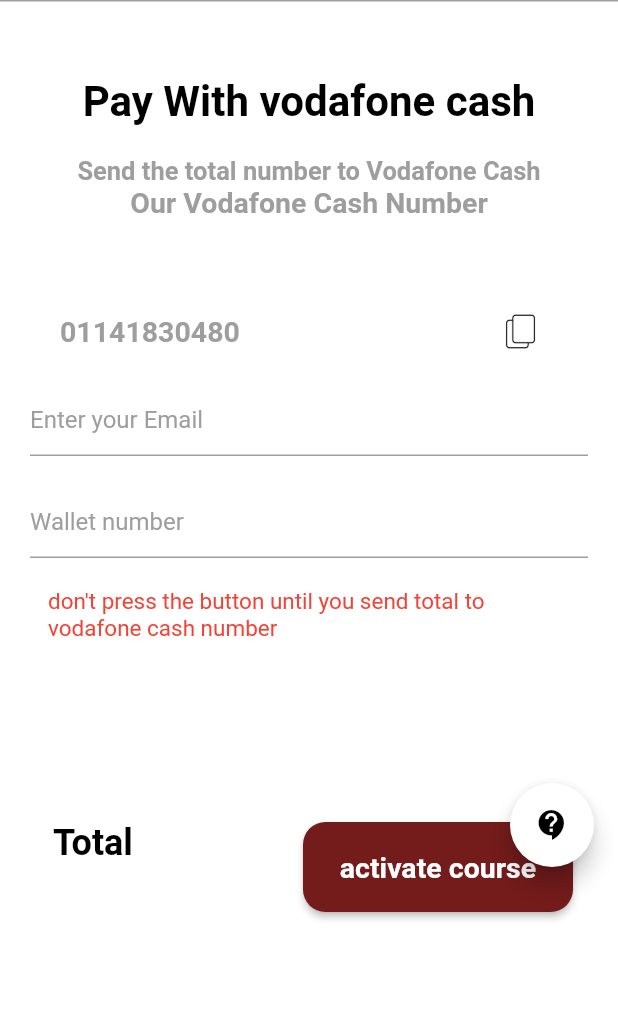
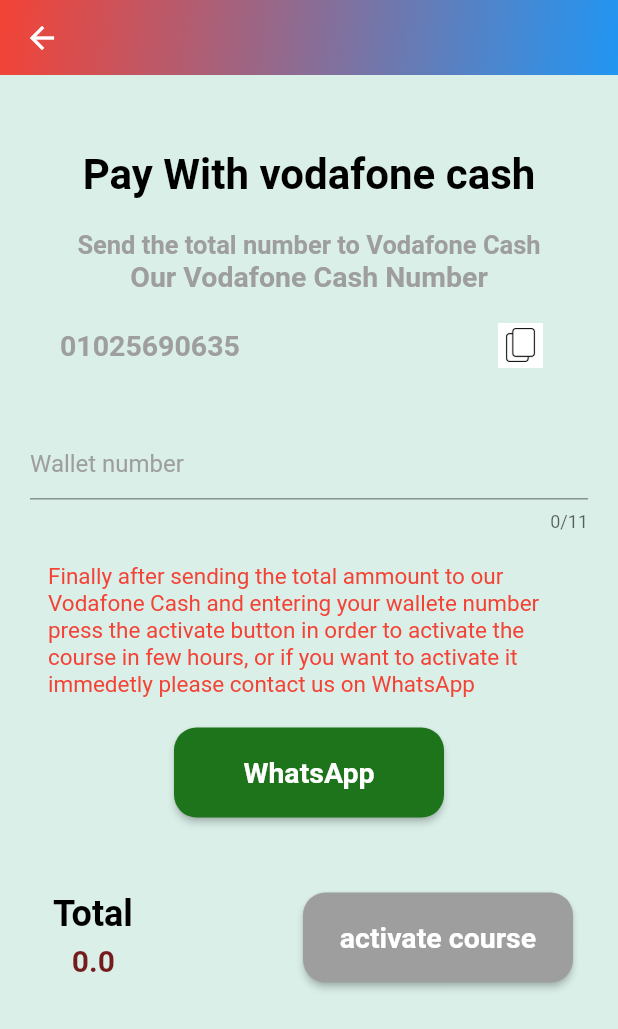
Before and after one commit to Mahmmoudoo223/Business-Capsule, a Flutter app: the VodafoneCash screen opened directly with empty values, on a phone screen of 412 x 824 dp. Shown: the top 1029 px of the screen. Run offline on Flutter 3.47's test engine with Material 2 defaults, Android fonts, the phone set to English and light mode, and no system bars; our stand-ins replace animated_splash_screen, cloud_firestore, connectivity_plus, firebase_auth, firebase_core, firebase_storage and 8 more; missing offline and left inert: flutter_inappwebview, flutter_launcher_icons, flutter_pdfview, flutter_windowmanager, onesignal_flutter; accounts and stored records are empty; network calls fail; Roboto replaces fonts that are missing (Reboto); project files that could hold a hidden picture were left out.

Commit message:
-Modified vodafone and pay screen - created watermark widget

```diff
--- a/lib/Local/local.dart
+++ b/lib/Local/local.dart
@@ -48,7 +48,7 @@ class MyLocal implements Translations {
           "36": "انشاء حساب",
           "37": "الاجمالي",
           "38": "تفعيـل الكـورس",
-          "39": "لا تضغط على التفعيل حتى ترسل المجموع إلى رقم فودافون كاش",
+          "39": "أخيرًا بعد إرسال المبلغ الإجمالي إلى فودافون كاش وإدخال رقم محفظتك ، اضغط على زر التفعيل لتفعيل الدورة في غضون ساعات قليلة ، أو إذا كنت ترغب في تفعيلها على الفور ، يرجى التواصل معنا عبر الواتساب ",
           "40": "رقم فودافون كاش الخاص بنا",
           "41": "ارسل الاجمالي لرقم فودافون كاش",
           "42": "ادفع باستخدام فودافون كاش",
@@ -67,6 +67,8 @@ class MyLocal implements Translations {
           "55": "الخصم",
           "56": " جنيه",
           "57": "تفعيل",
+          "58": "رقم المحفظة غير صحيح",
+          "59": "الواتساب",
         },
         "en": {
           "1": "Hello,",
@@ -108,7 +110,7 @@ class MyLocal implements Translations {
           "37": " Total ",
           "38": "activate course",
           "39":
-              "don't press the button until you send total to vodafone cash number",
+              "Finally after sending the total ammount to our Vodafone Cash and entering your wallete number press the activate button in order to activate the course in few hours, or if you want to activate it immedetly please contact us on WhatsApp",
           "40": "Our Vodafone Cash Number",
           "41": "Send the total number to Vodafone Cash",
           "42": "Pay With vodafone cash",
@@ -127,6 +129,8 @@ class MyLocal implements Translations {
           "55": "Discount",
           "56": " L.E",
           "57": "Apply",
+          "58": "Wrong Wallet Number",
+          "59": "WhatsApp",
         },
       };
 }
--- a/lib/screens/pay/vodafone_cash.dart
+++ b/lib/screens/pay/vodafone_cash.dart
@@ -1,5 +1,7 @@
 import 'package:clipboard/clipboard.dart';
 import 'package:cloud_firestore/cloud_firestore.dart';
+import 'package:course_app/models/course_model.dart';
+import 'package:course_app/models/promocode_model.dart';
 import 'package:course_app/screens/home/widget/Bottom_bar.dart';
 import 'package:course_app/widgets/custom_formfield.dart';
 import 'package:flutter/cupertino.dart';
@@ -8,37 +10,66 @@ import 'package:get/get.dart';
 import 'package:url_launcher/url_launcher.dart';
 import '../../widgets/custom_text.dart';
 
-class VodafoneCash extends StatelessWidget {
-  String email, course, price, doctorname, image;
-
-  List coursex;
+class VodafoneCash extends StatefulWidget {
+  String email;
+  CourseModel courseModel;
+  double total;
+  double? discount;
+  PromoCodeModel? promoCodeModel;
 
   VodafoneCash({
     required this.email,
-    required this.course,
-    required this.price,
-    required this.image,
-    required this.doctorname,
-    required this.coursex,
+    required this.courseModel,
+    required this.total,
+    required this.discount,
+    required this.promoCodeModel,
   });
 
+  @override
+  State<VodafoneCash> createState() => _VodafoneCashState();
+
+  static bool isEgyptianPhoneNumber(String phone) {
+    return isNumeric(phone) &&
+        phone.length == 11 &&
+        phone.startsWith(RegExp(r'(011|012|010)'));
+  }
+  static bool isNumeric(String? value) {
+    if (value == null) {
+      return false;
+    }
+    return double.tryParse(value) == null ? false : true;
+  }
+}
+
+class _VodafoneCashState extends State<VodafoneCash> {
   final GlobalKey<FormState> _formKey = GlobalKey<FormState>();
-
-  bool press = true;
+  TextEditingController numController = TextEditingController();
+  bool enableBTN=false;
 
   @override
   Widget build(BuildContext context) {
-    TextEditingController nameController = TextEditingController();
+    //TextEditingController nameController = TextEditingController();
     //TextEditingController  moneyController=TextEditingController();
-    TextEditingController numController = TextEditingController();
 
     return Scaffold(
+      backgroundColor: Color(0xFFDAEFE8),
       appBar: AppBar(
-        elevation: 0,
-        backgroundColor: Colors.grey,
-        toolbarHeight: 1,
-      ),
-      backgroundColor: Colors.white,
+          toolbarHeight: 50,
+          elevation: 0,
+          backgroundColor: Colors.transparent,
+          flexibleSpace: Container(
+            decoration: BoxDecoration(
+              borderRadius: BorderRadius.only(
+                  bottomLeft: Radius.circular(0),
+                  bottomRight: Radius.circular(0)),
+              gradient: LinearGradient(
+                colors: [Colors.red, Colors.blue],
+                begin: Alignment.topLeft,
+                end: Alignment.bottomRight,
+              ),
+            ),
+          ),
+        ),
       body: SingleChildScrollView(
         child: Padding(
             padding: EdgeInsets.only(top: 50.0, right: 20.0, left: 20.0),
@@ -77,12 +108,12 @@ class VodafoneCash extends StatelessWidget {
                       fontWeight: FontWeight.w700),
                 ),
 
-                SizedBox(height: 60),
+                SizedBox(height: 20),
                 Row(
                   children: [
                     SizedBox(width: 20),
                     Text(
-                      "01141830480",
+                      "01025690635",
                       style: TextStyle(
                           color: Colors.grey,
                           fontSize: 19,
@@ -96,7 +127,7 @@ class VodafoneCash extends StatelessWidget {
                             width: 90,
                             child: Image.asset('assets/images/copy.jpg')),
                         onTap: () {
-                          FlutterClipboard.copy("01141830480")
+                          FlutterClipboard.copy("01025690635")
                               .then((value) => print('copied'));
                           Get.snackbar(
                             'Done',
@@ -109,29 +140,36 @@ class VodafoneCash extends StatelessWidget {
                 ),
 
                 SizedBox(height: 20),
-                TextFormField(
-                  controller: nameController,
-                  decoration: InputDecoration(
-                    hintText: "3".tr,
-                    hintStyle: TextStyle(color: Colors.grey),
-                    fillColor: Colors.white,
-                  ),
-                  onSaved: (value) {
-                    nameController != value;
-                  },
-                ),
+                // TextFormField(
+                //   controller: nameController,
+                //   decoration: InputDecoration(
+                //     hintText: "3".tr,
+                //     hintStyle: TextStyle(color: Colors.grey),
+                //     fillColor: Colors.white,
+                //   ),
+                //   onSaved: (value) {
+                //     nameController != value;
+                //   },
+                // ),
                 SizedBox(height: 20),
                 SizedBox(width: 20),
                 TextFormField(
                   controller: numController,
+                  autovalidateMode: AutovalidateMode.onUserInteraction,
                   decoration: InputDecoration(
                     hintText: "43".tr,
                     hintStyle: TextStyle(color: Colors.grey),
                     fillColor: Colors.white,
                   ),
-                  onSaved: (value) {
-                    numController != value;
+                  maxLength: 11,
+                  onChanged: (value) => _checkWalletNum(value),
+                  validator: (val) {
+                    if (!VodafoneCash.isEgyptianPhoneNumber(val??"")) {
+                  return "58".tr;
+                }
+                return null;
                   },
+
                 ),
 
                 SizedBox(height: 20),
@@ -144,9 +182,32 @@ class VodafoneCash extends StatelessWidget {
                     ),
                   ),
                 ),
+                SizedBox(height: 20),
+                Container(
+                          //   alignment: Alignment.center,
+                          width: 180,
+                          height: 60,
+                          child: ElevatedButton(
+                              style: ElevatedButton.styleFrom(
+                                backgroundColor: Color.fromARGB(255, 29, 116, 27),
+                              shape: RoundedRectangleBorder(
+                                  borderRadius: BorderRadius.circular(15)),
+                              ),
 
+                              child: Text(
+                                "59".tr,
+                                style: TextStyle(
+                                    color: Colors.white,
+                                    fontSize: 19,
+                                    fontWeight: FontWeight.w600,
+                                    fontFamily: "Reboto"),
+                              ),
+                              onPressed: () async {
+            launcherWhatsapp('+201025690635', 'I want active course'); // }
+          },
+          )),
                 SizedBox(
-                  height: 120,
+                  height: 50,
                 ),
                 Padding(
                   padding: const EdgeInsets.only(left: 10, right: 10),
@@ -163,7 +224,7 @@ class VodafoneCash extends StatelessWidget {
                             height: 10,
                           ),
                           Custom_Text(
-                            text: price,
+                            text: widget.total.toString(),
                             fontSize: 20,
                             color: Color.fromARGB(255, 116, 27, 27),
                           ),
@@ -175,10 +236,11 @@ class VodafoneCash extends StatelessWidget {
                           height: 60,
                           child: ElevatedButton(
                               style: ElevatedButton.styleFrom(
-                                backgroundColor: Color.fromARGB(255, 116, 27, 27),
+                                backgroundColor:enableBTN? Color.fromARGB(255, 116, 27, 27):Colors.grey,
                               shape: RoundedRectangleBorder(
                                   borderRadius: BorderRadius.circular(15)),
                               ),
+
                               child: Text(
                                 "38".tr,
                                 style: TextStyle(
@@ -190,19 +252,18 @@ class VodafoneCash extends StatelessWidget {
                               onPressed: () async {
                                 _formKey.currentState!.save();
                                 if (_formKey.currentState!.validate()) {
-                                  coursex.add(doctorname);
 
                                   await FirebaseFirestore.instance
-                                      .collection('pay')
+                                      .collection('payment requests')
                                       .add({
-                                    "course": course,
-                                    "studentname": nameController.text,
-                                    "doctorname": doctorname,
-                                    "studentemail": email,
-                                    "total": price,
-                                    "walletnumber": numController.text,
-                                    "courex": coursex.toString(),
-                                    "image": image.toString()
+                                    "coursID": widget.courseModel.id,
+                                    "date": DateTime.now(),
+                                    "email": widget.email,
+                                    "wallet": numController.text,
+                                    "price": widget.courseModel.price,
+                                    "discount": widget.discount,
+                                    "total": widget.total,
+                                    "promocode": widget.promoCodeModel?.name??null,
                                   }).then((value) {
                                     Get.snackbar("Done", "sent".tr,
                                         colorText: Colors.white,
@@ -258,29 +319,37 @@ class VodafoneCash extends StatelessWidget {
                 // ),
                 //    _listViewCodes(),
                 //  SizedBox(height: 15),
+
               ]),
+
             )),
       ),
-      floatingActionButton: Padding(
-        padding: const EdgeInsets.only(bottom: 230),
-        child: FloatingActionButton(
-          child: Icon(
-            Icons.contact_support,
-            color: Colors.black,
-          ),
-          backgroundColor: Colors.white,
-          onPressed: () async {
-            launcherWhatsapp('+201141830480', 'I want active course'); // }
-          },
-        ),
-      ),
+
     );
   }
 
   void launcherWhatsapp(@required phone, @required msg) async {
     String url = 'whatsapp://send?phone=$phone&text=$msg';
-    await canLaunch(url) ? launch(url) : launch(url);
+    try{
+      await canLaunch(url) ? launch(url) : launch(url);
+
+    }catch(e){
+      print("Error in launcherWhatsapp");
+    }
   }
+
+  _checkWalletNum(String value) {
+    if (VodafoneCash.isEgyptianPhoneNumber(value)) {
+      setState(() {
+        enableBTN = true;
+      });
+    } else {
+      setState(() {
+        enableBTN = false;
+      });
+    }
+  }
+
 }
 
 
--- /dev/null
+++ b/lib/screens/videos/watermark_widget.dart
@@ -0,0 +1,54 @@
+import 'package:flutter/material.dart';
+import 'dart:math';
+
+class Watarmark extends StatelessWidget {
+  final int rowCount;
+  final int columnCount;
+  final String text;
+
+
+ Watarmark({Key? key,required this.rowCount,required this.columnCount,required this.text}) : super(key: key);
+
+  @override
+  Widget build(BuildContext context) {
+    return IgnorePointer(
+      child: Container(
+          child: Column(
+            mainAxisAlignment: MainAxisAlignment.start,
+        children: creatColumnWidgets(),
+      )),
+    );
+  }
+
+  List<Widget> creatRowWdiges() {
+    List<Widget> list = [];
+    for (var i = 0; i < rowCount; i++) {
+      final widget = Expanded(
+          child: Text(
+            text,
+            style: TextStyle(
+            color: Color(0x30000000),
+            fontSize: 50,
+            decoration: TextDecoration.none),
+          ));
+      list.add(widget);
+    }
+    return list;
+  }
+
+  List<Widget> creatColumnWidgets() {
+    List<Widget> list = [];
+    for (var i = 0; i < columnCount; i++) {
+      final widget = Expanded(
+        flex: 2,
+          child: Row(
+        children: creatRowWdiges(),
+      ));
+      list.add(widget);
+    }
+    final wid2 = Expanded(flex: 2,child: SizedBox(),);
+    list.add(wid2);
+    return list;
+  }
+
+}
```
Also changed, not shown: lib/screens/pay/pay_screen.dart (+16 -17 lines), lib/screens/videos/video_screen.dart (+26 -28 lines), 2 other files.
